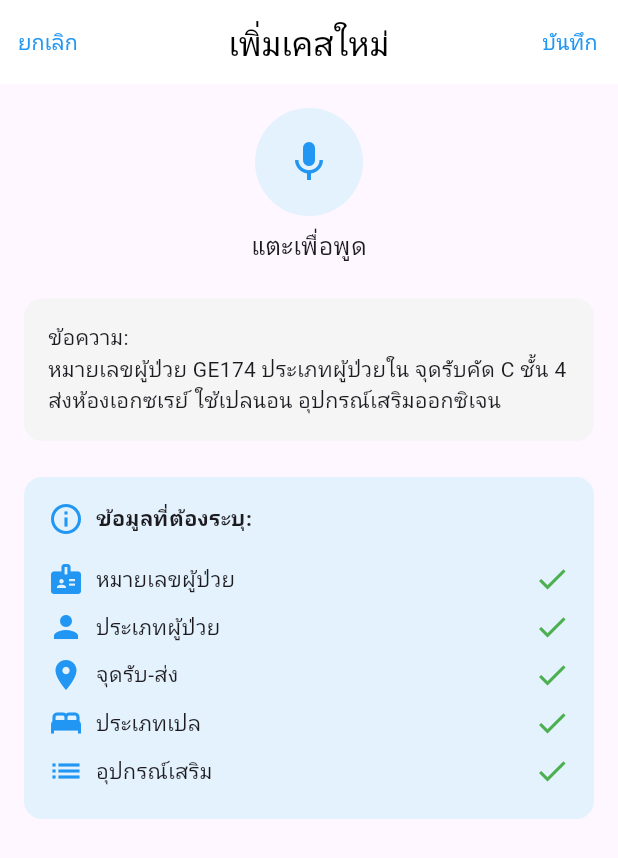
After one commit to AkumaShachi/Application-for-Calling-Patient-Stretcher-in-Hospital, a Flutter app: the NurseExCaseScreen screen opened directly, on a phone screen of 412 x 824 dp. The commit adds this screen. Shown: the top 858 px of the screen. Run offline on Flutter 3.47's test engine with Material 3 defaults, Android fonts, the phone set to English and light mode, and no system bars.

```diff
--- /dev/null
+++ b/flutter_application_1/lib/forgetscreen.dart
@@ -0,0 +1,11 @@
+import 'package:flutter/material.dart';
+
+class ForgetScreen extends StatelessWidget {
+  @override
+  Widget build(BuildContext context) {
+    return Scaffold(
+      appBar: AppBar(title: Text('ลืมรหัสผ่าน')),
+      body: Center(child: Text('หน้าลืมรหัสผ่าน')),
+    );
+  }
+}
--- a/flutter_application_1/lib/loginscreen.dart
+++ b/flutter_application_1/lib/loginscreen.dart
@@ -1,6 +1,7 @@
 import 'package:flutter/material.dart';
 import 'nurses_screen/nurse_list_case.dart';
 import 'registerscreen.dart';
+import 'forgetscreen.dart';
 import 'porters_screen/porter_list_case.dart';
 
 class LoginScreen extends StatefulWidget {
@@ -102,7 +103,12 @@ class _LoginScreenState extends State<LoginScreen> {
                     ],
                   ),
                   TextButton(
-                    onPressed: () {},
+                    onPressed: () {
+                      Navigator.push(
+                        context,
+                        MaterialPageRoute(builder: (context) => ForgetScreen()),
+                      );
+                    },
                     child: Text(
                       'ลืมรหัสผ่าน?',
                       style: TextStyle(color: Colors.deepPurple),
--- /dev/null
+++ b/flutter_application_1/lib/nurses_screen/nurse_ex-post_case.dart
@@ -0,0 +1,133 @@
+import 'package:flutter/material.dart';
+
+class NurseExCaseScreen extends StatefulWidget {
+  const NurseExCaseScreen({super.key});
+  @override
+  State<NurseExCaseScreen> createState() => _NurseExCaseScreenState();
+}
+
+class _NurseExCaseScreenState extends State<NurseExCaseScreen> {
+  @override
+  Widget build(BuildContext context) {
+    return Scaffold(
+      appBar: AppBar(
+        title: const Text('เพิ่มเคสใหม่'),
+        centerTitle: true,
+        backgroundColor: Colors.white,
+        elevation: 0,
+        foregroundColor: Colors.black,
+        leading: TextButton(
+          onPressed: () {
+            Navigator.pop(context);
+          },
+          child: const Text(
+            'ยกเลิก',
+            style: TextStyle(color: Colors.blue),
+            overflow: TextOverflow.visible, // ไม่ตัดคำ
+            softWrap: false, // ไม่ขึ้นบรรทัดใหม่
+          ),
+        ),
+        actions: [
+          TextButton(
+            onPressed: () {
+              // save logic here
+            },
+            child: const Text(
+              'บันทึก',
+              style: TextStyle(color: Colors.blue),
+              overflow: TextOverflow.visible, // ไม่ตัดคำ
+              softWrap: false, // ไม่ขึ้นบรรทัดใหม่
+            ),
+          ),
+        ],
+      ),
+      body: Padding(
+        padding: const EdgeInsets.all(16.0),
+        child: Column(
+          children: [
+            // 🔵 Mic button
+            Column(
+              children: [
+                CircleAvatar(
+                  radius: 36,
+                  backgroundColor: Colors.blue[50],
+                  child: IconButton(
+                    icon: const Icon(Icons.mic, size: 32, color: Colors.blue),
+                    onPressed: () {
+                      // ใส่ logic สำหรับเริ่มพูดตรงนี้
+                    },
+                  ),
+                ),
+                const SizedBox(height: 8),
+                const Text('แตะเพื่อพูด', style: TextStyle(fontSize: 16)),
+              ],
+            ),
+            const SizedBox(height: 24),
+
+            // 🗒️ ข้อความที่พูด
+            Container(
+              width: double.infinity,
+              padding: const EdgeInsets.all(16),
+              decoration: BoxDecoration(
+                color: Colors.grey[100],
+                borderRadius: BorderRadius.circular(12),
+              ),
+              child: const Text(
+                'ข้อความ:\nหมายเลขผู้ป่วย GE174 ประเภทผู้ป่วยใน จุดรับคัด C ชั้น 4 ส่งห้องเอกซเรย์ ใช้เปลนอน อุปกรณ์เสริมออกซิเจน',
+                style: TextStyle(fontSize: 14),
+              ),
+            ),
+            const SizedBox(height: 24),
+
+            // ✅ ข้อมูลที่ต้องระบุ
+            Container(
+              width: double.infinity,
+              padding: const EdgeInsets.all(16),
+              decoration: BoxDecoration(
+                color: Colors.blue[50],
+                borderRadius: BorderRadius.circular(12),
+              ),
+              child: Column(
+                crossAxisAlignment: CrossAxisAlignment.start,
+                children: [
+                  const Row(
+                    children: [
+                      Icon(Icons.info_outline, color: Colors.blue),
+                      SizedBox(width: 8),
+                      Text(
+                        'ข้อมูลที่ต้องระบุ:',
+                        style: TextStyle(fontWeight: FontWeight.bold),
+                      ),
+                    ],
+                  ),
+                  const SizedBox(height: 12),
+                  _checkItem(Icons.badge, 'หมายเลขผู้ป่วย'),
+                  _checkItem(Icons.person, 'ประเภทผู้ป่วย'),
+                  _checkItem(Icons.location_on, 'จุดรับ-ส่ง'),
+                  _checkItem(Icons.bed, 'ประเภทเปล'),
+                  _checkItem(Icons.list, 'อุปกรณ์เสริม'),
+                ],
+              ),
+            ),
+          ],
+        ),
+      ),
+    );
+  }
+
+  // ✅ Helper สำหรับรายการเช็ค
+  Widget _checkItem(IconData icon, String label) {
+    return Padding(
+      padding: const EdgeInsets.symmetric(vertical: 4),
+      child: Row(
+        children: [
+          Icon(icon, color: Colors.blue),
+          const SizedBox(width: 8),
+          Text(label),
+          const Spacer(),
+          const Icon(Icons.check, color: Colors.green),
+        ],
+      ),
+    );
+  }
+}
```
